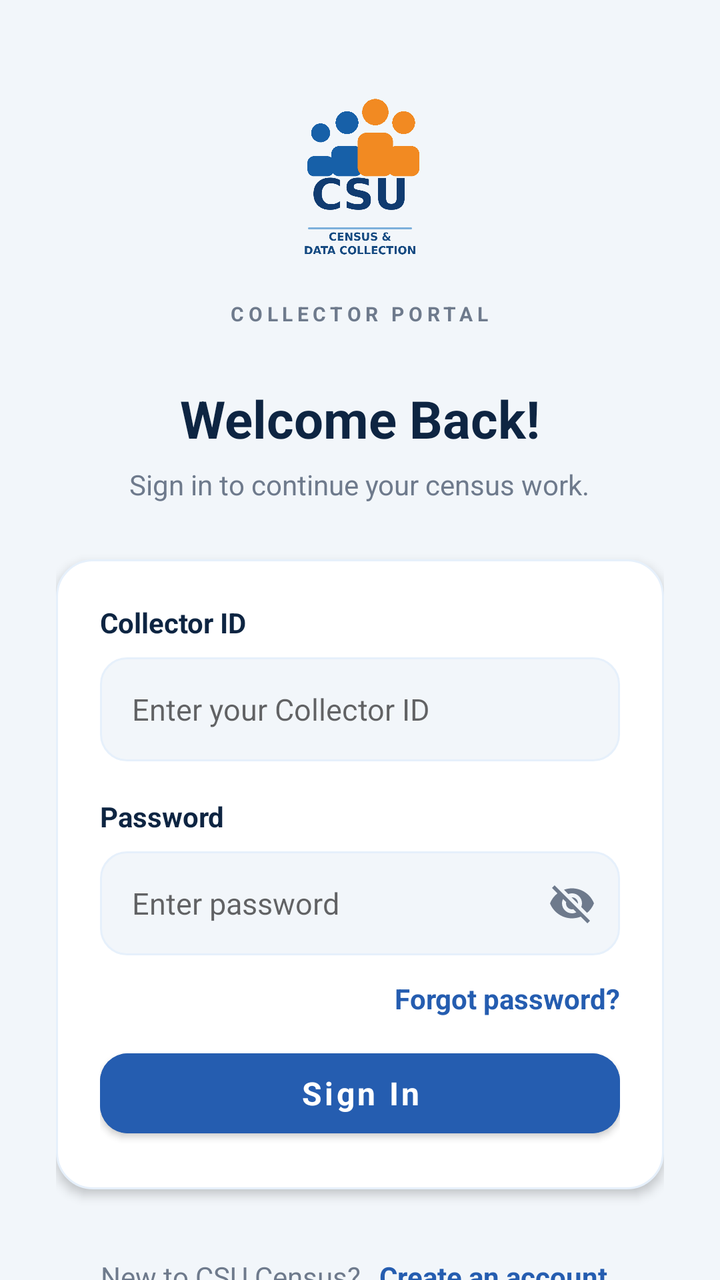
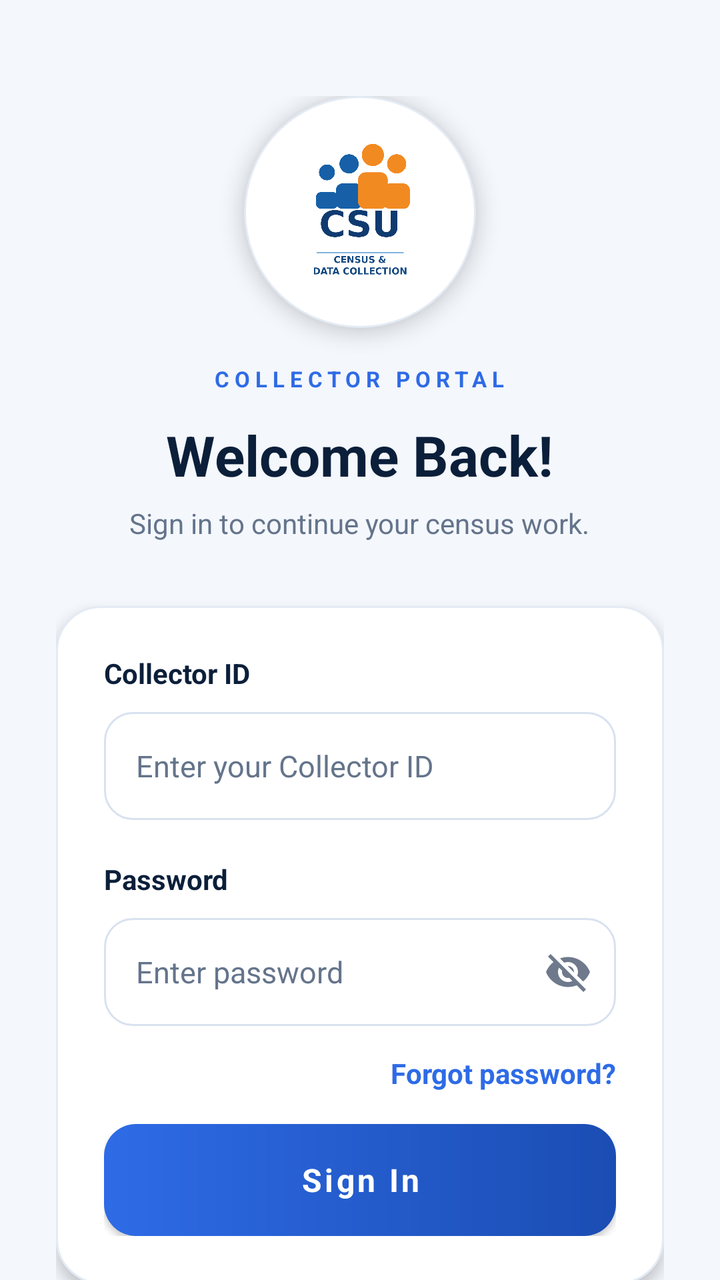

An Android layout rendered at two revisions. The XML below is the earlier revision; the diff shows what the commit changed to produce the second picture.
<!-- AndroidManifest.xml: application theme Theme.CSUCensus -->
<!-- res/layout/activity_login.xml -->
<?xml version="1.0" encoding="utf-8"?>
<ScrollView
    xmlns:android="http://schemas.android.com/apk/res/android"
    xmlns:app="http://schemas.android.com/apk/res-auto"
    android:layout_width="match_parent"
    android:layout_height="match_parent"
    android:fillViewport="true"
    android:background="@color/background"
    android:scrollbars="none">

    <LinearLayout
        android:layout_width="match_parent"
        android:layout_height="wrap_content"
        android:orientation="vertical"
        android:paddingHorizontal="28dp"
        android:paddingTop="40dp"
        android:paddingBottom="28dp"
        android:gravity="center_horizontal">

        <ImageView
            android:layout_width="100dp"
            android:layout_height="100dp"
            android:src="@drawable/csu_logo"
            android:contentDescription="CSU logo"
            android:scaleType="fitCenter" />

        <TextView
            android:layout_width="wrap_content"
            android:layout_height="wrap_content"
            android:text="COLLECTOR PORTAL"
            android:textSize="10sp"
            android:textStyle="bold"
            android:textColor="@color/muted"
            android:letterSpacing="0.22"
            android:layout_marginTop="10dp" />

        <TextView
            android:layout_width="wrap_content"
            android:layout_height="wrap_content"
            android:text="Welcome Back!"
            android:textSize="26sp"
            android:textStyle="bold"
            android:textColor="@color/navy"
            android:layout_marginTop="28dp" />

        <TextView
            android:layout_width="wrap_content"
            android:layout_height="wrap_content"
            android:text="Sign in to continue your census work."
            android:textColor="@color/muted"
            android:textSize="14sp"
            android:layout_marginTop="6dp" />

        <LinearLayout
            android:layout_width="match_parent"
            android:layout_height="wrap_content"
            android:orientation="vertical"
            android:background="@drawable/bg_card"
            android:padding="22dp"
            android:layout_marginTop="28dp"
            android:elevation="3dp">

            <TextView
                android:layout_width="wrap_content"
                android:layout_height="wrap_content"
                android:text="Collector ID"
                android:textColor="@color/navy"
                android:textStyle="bold"
                android:textSize="14sp" />

            <EditText
                android:id="@+id/etCollectorId"
                android:layout_width="match_parent"
                android:layout_height="52dp"
                android:layout_marginTop="8dp"
                android:paddingHorizontal="16dp"
                android:singleLine="true"
                android:hint="Enter your Collector ID"
                android:inputType="text"
                android:background="@drawable/bg_input"
                android:textColor="@color/navy"
                android:textSize="15sp" />

            <TextView
                android:layout_width="wrap_content"
                android:layout_height="wrap_content"
                android:text="Password"
                android:textColor="@color/navy"
                android:textStyle="bold"
                android:textSize="14sp"
                android:layout_marginTop="18dp" />

            <FrameLayout
                android:layout_width="match_parent"
                android:layout_height="52dp"
                android:layout_marginTop="8dp">

                <EditText
                    android:id="@+id/etPassword"
                    android:layout_width="match_parent"
                    android:layout_height="match_parent"
                    android:paddingStart="16dp"
                    android:paddingEnd="48dp"
                    android:singleLine="true"
                    android:hint="Enter password"
                    android:inputType="textPassword"
                    android:background="@drawable/bg_input"
                    android:textColor="@color/navy"
                    android:textSize="15sp" />

                <ImageButton
                    android:id="@+id/btnTogglePassword"
                    android:layout_width="48dp"
                    android:layout_height="match_parent"
                    android:layout_gravity="end|center_vertical"
                    android:background="@android:color/transparent"
                    android:contentDescription="Show password"
                    android:src="@drawable/ic_eye_off"
                    android:scaleType="centerInside"
                    android:padding="12dp" />
            </FrameLayout>

            <TextView
                android:id="@+id/tvForgot"
                android:layout_width="wrap_content"
                android:layout_height="wrap_content"
                android:text="Forgot password?"
                android:textColor="@color/blue"
                android:textStyle="bold"
                android:textSize="14sp"
                android:layout_gravity="end"
                android:paddingTop="12dp"
                android:paddingBottom="4dp"
                android:clickable="true"
                android:focusable="true" />

            <com.google.android.material.button.MaterialButton
                android:id="@+id/btnLogin"
                android:layout_width="match_parent"
                android:layout_height="52dp"
                android:text="Sign In"
                android:textAllCaps="false"
                android:textSize="16sp"
                android:textStyle="bold"
                android:backgroundTint="@color/blue"
                android:layout_marginTop="8dp"
                app:cornerRadius="14dp" />
        </LinearLayout>

        <LinearLayout
            android:layout_width="wrap_content"
            android:layout_height="wrap_content"
            android:orientation="horizontal"
            android:layout_marginTop="28dp"
            android:gravity="center">

            <TextView
                android:layout_width="wrap_content"
                android:layout_height="wrap_content"
                android:text="New to CSU Census? "
                android:textColor="@color/muted"
                android:textSize="14sp" />

            <TextView
                android:id="@+id/tvCreateAccount"
                android:layout_width="wrap_content"
                android:layout_height="wrap_content"
                android:text="Create an account"
                android:textColor="@color/blue"
                android:textStyle="bold"
                android:textSize="14sp"
                android:padding="6dp"
                android:clickable="true"
                android:focusable="true" />
        </LinearLayout>

        <TextView
            android:layout_width="wrap_content"
            android:layout_height="wrap_content"
            android:text="Demo: 1  /  1"
            android:textSize="12sp"
            android:textColor="@color/muted"
            android:layout_marginTop="20dp" />
    </LinearLayout>
</ScrollView>
<!-- resources referenced by this layout -->
<resources>
  <color name="background">#F2F6FA</color>
  <color name="blue">#255DB0</color>
  <color name="muted">#6E7A8C</color>
  <color name="navy">#0E2542</color>
  <!-- drawable bg_card (drawable) -->
  <?xml version="1.0" encoding="utf-8"?>
  <shape xmlns:android="http://schemas.android.com/apk/res/android">
      <solid android:color="@color/white" />
      <corners android:radius="18dp" />
      <stroke android:width="1dp" android:color="@color/light_blue" />
  </shape>
  <!-- drawable bg_input (drawable) -->
  <?xml version="1.0" encoding="utf-8"?>
  <shape xmlns:android="http://schemas.android.com/apk/res/android">
      <solid android:color="@color/background" />
      <corners android:radius="13dp" />
      <stroke android:width="1dp" android:color="@color/light_blue" />
  </shape>
  <style name="Theme.CSUCensus" parent="Theme.MaterialComponents.DayNight.NoActionBar">
          <item name="colorPrimary">@color/blue</item>
          <item name="colorPrimaryVariant">@color/blue_dark</item>
          <item name="colorSecondary">@color/green</item>
          <item name="colorOnPrimary">@color/white</item>
          <item name="android:fontFamily">sans-serif</item>
          <item name="android:windowLightStatusBar">true</item>
          <item name="android:statusBarColor">@android:color/transparent</item>
          <item name="android:navigationBarColor">@color/white</item>
          <item name="android:windowLightNavigationBar">true</item>
          <item name="android:windowBackground">@color/background</item>
      </style>
  <color name="white">#FFFFFF</color>
  <color name="light_blue">#E6F0FB</color>
  <color name="blue_dark">#1E4A8C</color>
  <color name="green">#2A966B</color>
  <!-- unchanged entries left out for length: 2 -->
</resources>

<!-- the commit's change to res/layout/activity_login.xml (unified diff, before → after) -->
@@ -13,35 +13,43 @@
         android:layout_height="wrap_content"
         android:orientation="vertical"
         android:paddingHorizontal="28dp"
-        android:paddingTop="40dp"
-        android:paddingBottom="28dp"
+        android:paddingTop="48dp"
+        android:paddingBottom="32dp"
         android:gravity="center_horizontal">
 
-        <ImageView
-            android:layout_width="100dp"
-            android:layout_height="100dp"
-            android:src="@drawable/csu_logo"
-            android:contentDescription="CSU logo"
-            android:scaleType="fitCenter" />
+        <FrameLayout
+            android:layout_width="116dp"
+            android:layout_height="116dp"
+            android:background="@drawable/bg_logo_badge"
+            android:elevation="6dp">
+
+            <ImageView
+                android:layout_width="84dp"
+                android:layout_height="84dp"
+                android:layout_gravity="center"
+                android:src="@drawable/csu_logo"
+                android:contentDescription="CSU logo"
+                android:scaleType="fitCenter" />
+        </FrameLayout>
 
         <TextView
             android:layout_width="wrap_content"
             android:layout_height="wrap_content"
             android:text="COLLECTOR PORTAL"
-            android:textSize="10sp"
+            android:textSize="11sp"
             android:textStyle="bold"
-            android:textColor="@color/muted"
-            android:letterSpacing="0.22"
-            android:layout_marginTop="10dp" />
+            android:textColor="@color/blue"
+            android:letterSpacing="0.24"
+            android:layout_marginTop="18dp" />
 
         <TextView
             android:layout_width="wrap_content"
             android:layout_height="wrap_content"
             android:text="Welcome Back!"
-            android:textSize="26sp"
+            android:textSize="28sp"
             android:textStyle="bold"
             android:textColor="@color/navy"
-            android:layout_marginTop="28dp" />
+            android:layout_marginTop="12dp" />
 
         <TextView
             android:layout_width="wrap_content"
@@ -56,9 +64,9 @@
             android:layout_height="wrap_content"
             android:orientation="vertical"
             android:background="@drawable/bg_card"
-            android:padding="22dp"
-            android:layout_marginTop="28dp"
-            android:elevation="3dp">
+            android:padding="24dp"
+            android:layout_marginTop="32dp"
+            android:elevation="4dp">
 
             <TextView
                 android:layout_width="wrap_content"
@@ -71,14 +79,15 @@
             <EditText
                 android:id="@+id/etCollectorId"
                 android:layout_width="match_parent"
-                android:layout_height="52dp"
-                android:layout_marginTop="8dp"
+                android:layout_height="54dp"
+                android:layout_marginTop="10dp"
                 android:paddingHorizontal="16dp"
                 android:singleLine="true"
                 android:hint="Enter your Collector ID"
                 android:inputType="text"
-                android:background="@drawable/bg_input"
+                android:background="@drawable/bg_input_selector"
                 android:textColor="@color/navy"
+                android:textColorHint="@color/muted"
                 android:textSize="15sp" />
 
             <TextView
@@ -88,12 +97,12 @@
                 android:textColor="@color/navy"
                 android:textStyle="bold"
                 android:textSize="14sp"
-                android:layout_marginTop="18dp" />
+                android:layout_marginTop="20dp" />
 
             <FrameLayout
                 android:layout_width="match_parent"
-                android:layout_height="52dp"
-                android:layout_marginTop="8dp">
+                android:layout_height="54dp"
+                android:layout_marginTop="10dp">
 
                 <EditText
                     android:id="@+id/etPassword"
@@ -104,8 +113,9 @@
                     android:singleLine="true"
                     android:hint="Enter password"
                     android:inputType="textPassword"
-                    android:background="@drawable/bg_input"
+                    android:background="@drawable/bg_input_selector"
                     android:textColor="@color/navy"
+                    android:textColorHint="@color/muted"
                     android:textSize="15sp" />
 
                 <ImageButton
@@ -129,29 +139,31 @@
                 android:textStyle="bold"
                 android:textSize="14sp"
                 android:layout_gravity="end"
-                android:paddingTop="12dp"
-                android:paddingBottom="4dp"
+                android:paddingTop="14dp"
+                android:paddingBottom="6dp"
                 android:clickable="true"
                 android:focusable="true" />
 
             <com.google.android.material.button.MaterialButton
                 android:id="@+id/btnLogin"
                 android:layout_width="match_parent"
-                android:layout_height="52dp"
+                android:layout_height="56dp"
                 android:text="Sign In"
                 android:textAllCaps="false"
                 android:textSize="16sp"
                 android:textStyle="bold"
-                android:backgroundTint="@color/blue"
-                android:layout_marginTop="8dp"
-                app:cornerRadius="14dp" />
+                android:textColor="@color/white"
+                android:background="@drawable/bg_primary_button"
+                app:backgroundTint="@null"
+                android:layout_marginTop="10dp"
+                app:cornerRadius="16dp" />
         </LinearLayout>
 
         <LinearLayout
             android:layout_width="wrap_content"
             android:layout_height="wrap_content"
             android:orientation="horizontal"
-            android:layout_marginTop="28dp"
+            android:layout_marginTop="30dp"
             android:gravity="center">
 
             <TextView
<!-- resource entries referenced after the edit -->
@@ -1,23 +1,60 @@
 <!-- resources referenced by this layout -->
 <resources>
-  <color name="background">#F2F6FA</color>
-  <color name="blue">#255DB0</color>
-  <color name="muted">#6E7A8C</color>
-  <color name="navy">#0E2542</color>
+  <color name="background">#F4F7FC</color>
+  <color name="blue">#2E6BE6</color>
+  <color name="muted">#64748B</color>
+  <color name="navy">#0B1F3A</color>
   <!-- drawable bg_card (drawable) -->
   <?xml version="1.0" encoding="utf-8"?>
   <shape xmlns:android="http://schemas.android.com/apk/res/android">
       <solid android:color="@color/white" />
-      <corners android:radius="18dp" />
-      <stroke android:width="1dp" android:color="@color/light_blue" />
+      <corners android:radius="22dp" />
+      <stroke android:width="1dp" android:color="@color/line" />
   </shape>
+  <!-- drawable bg_input_selector (drawable) -->
+  <?xml version="1.0" encoding="utf-8"?>
+  <selector xmlns:android="http://schemas.android.com/apk/res/android">
+      <item android:state_focused="true" android:drawable="@drawable/bg_input_focus" />
+      <item android:drawable="@drawable/bg_input" />
+  </selector>
+  <!-- drawable bg_logo_badge (drawable) -->
+  <?xml version="1.0" encoding="utf-8"?>
+  <shape xmlns:android="http://schemas.android.com/apk/res/android" android:shape="oval">
+      <solid android:color="@color/white" />
+      <stroke android:width="1dp" android:color="@color/line" />
+  </shape>
+  <!-- drawable bg_primary_button (drawable) -->
+  <?xml version="1.0" encoding="utf-8"?>
+  <ripple xmlns:android="http://schemas.android.com/apk/res/android"
+      android:color="#33FFFFFF">
+      <item>
+          <shape>
+              <gradient
+                  android:startColor="@color/blue"
+                  android:endColor="@color/blue_dark"
+                  android:angle="0" />
+              <corners android:radius="16dp" />
+          </shape>
+      </item>
+  </ripple>
   <!-- drawable bg_input (drawable) -->
   <?xml version="1.0" encoding="utf-8"?>
-  <shape xmlns:android="http://schemas.android.com/apk/res/android">
-      <solid android:color="@color/background" />
-      <corners android:radius="13dp" />
-      <stroke android:width="1dp" android:color="@color/light_blue" />
-  </shape>
+  <selector xmlns:android="http://schemas.android.com/apk/res/android">
+      <item android:state_focused="true">
+          <shape>
+              <solid android:color="@color/white" />
+              <corners android:radius="14dp" />
+              <stroke android:width="2dp" android:color="@color/blue" />
+          </shape>
+      </item>
+      <item>
+          <shape>
+              <solid android:color="@color/white" />
+              <corners android:radius="14dp" />
+              <stroke android:width="1dp" android:color="@color/input_stroke" />
+          </shape>
+      </item>
+  </selector>
   <style name="Theme.CSUCensus" parent="Theme.MaterialComponents.DayNight.NoActionBar">
           <item name="colorPrimary">@color/blue</item>
           <item name="colorPrimaryVariant">@color/blue_dark</item>
@@ -30,10 +67,18 @@
           <item name="android:windowLightNavigationBar">true</item>
           <item name="android:windowBackground">@color/background</item>
       </style>
+  <color name="line">#E4EBF5</color>
+  <!-- drawable bg_input_focus (drawable) -->
+  <?xml version="1.0" encoding="utf-8"?>
+  <shape xmlns:android="http://schemas.android.com/apk/res/android">
+      <solid android:color="@color/white" />
+      <corners android:radius="14dp" />
+      <stroke android:width="2dp" android:color="@color/blue" />
+  </shape>
   <color name="white">#FFFFFF</color>
-  <color name="light_blue">#E6F0FB</color>
-  <color name="blue_dark">#1E4A8C</color>
-  <color name="green">#2A966B</color>
+  <color name="blue_dark">#1B4DB3</color>
+  <color name="green">#1FA971</color>
+  <color name="input_stroke">#D8E2F0</color>
   <!-- unchanged entries left out for length: 2 -->
 </resources>
 
